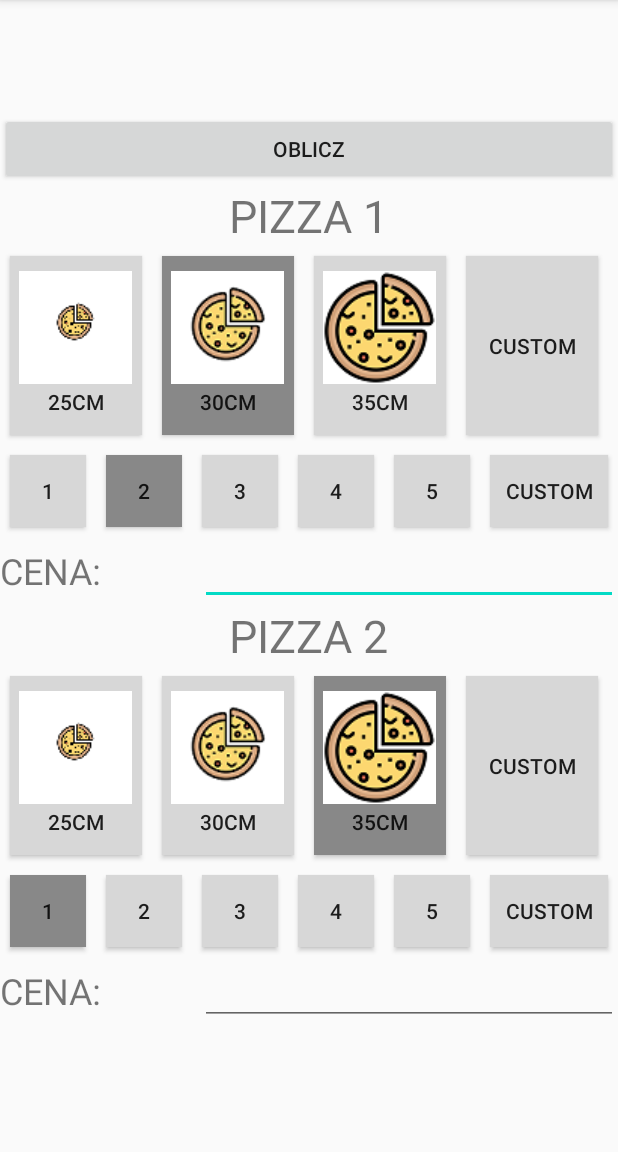
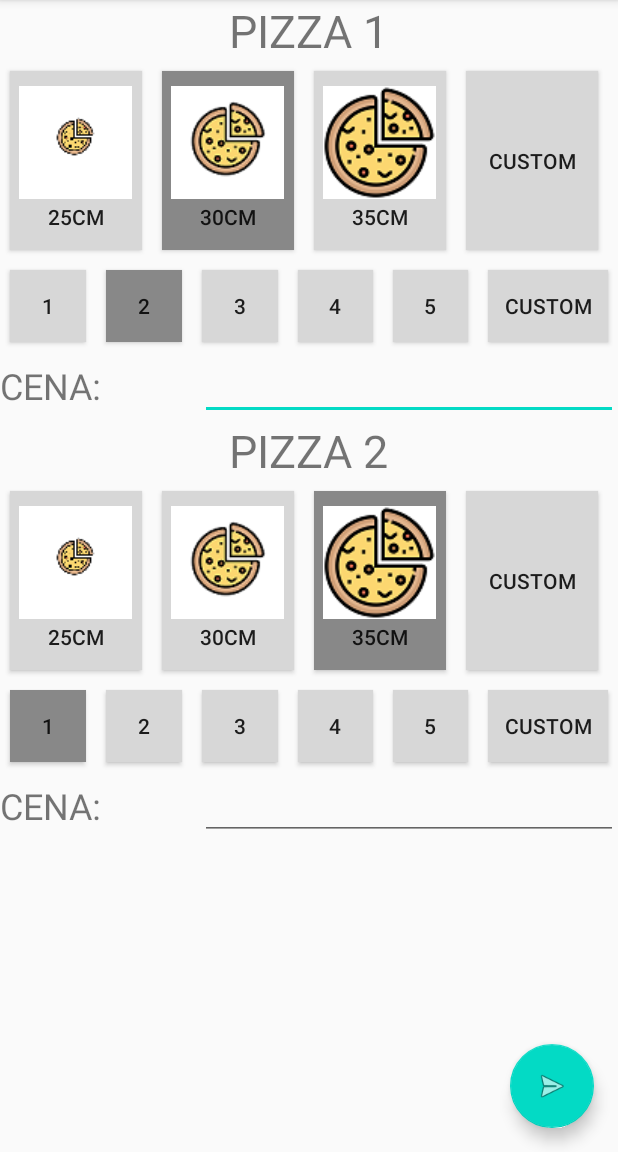
Before and after one commit to michalorlinskidev/pizza-calculator, an Android app: the screen it shows after launch (MainActivity), on a phone screen of 412 x 824 dp, the part 84-1236 px from its top. Run offline under Robolectric (Android 15) with nearby library versions, the phone set to English and light mode, and no system bars.

Commit message:
price NumberFormatException & floating action button priceCalc & AlertDialog

```diff
--- a/app/src/main/res/layout/activity_main.xml
+++ b/app/src/main/res/layout/activity_main.xml
@@ -1,31 +1,21 @@
 <?xml version="1.0" encoding="utf-8"?>
 <androidx.constraintlayout.widget.ConstraintLayout xmlns:android="http://schemas.android.com/apk/res/android"
     xmlns:app="http://schemas.android.com/apk/res-auto"
+    xmlns:tools="http://schemas.android.com/tools"
     android:id="@+id/container"
     android:layout_width="match_parent"
-    android:layout_height="match_parent"
-    android:paddingTop="?attr/actionBarSize">
+    android:layout_height="match_parent">
 
     <ScrollView
         android:layout_width="fill_parent"
-        android:layout_height="wrap_content"
-        app:layout_constraintTop_toTopOf="parent">
+        android:layout_height="fill_parent"
+        app:layout_constraintTop_toTopOf="parent"
+        tools:layout_editor_absoluteX="30dp">
 
         <LinearLayout
             android:layout_width="match_parent"
             android:layout_height="wrap_content"
             android:orientation="vertical">
-
-            <TextView
-                android:id="@+id/pizzaCalcResult"
-                android:layout_width="match_parent"
-                android:layout_height="wrap_content" />
-
-            <Button
-                android:id="@+id/pizzaCalc"
-                android:layout_width="match_parent"
-                android:layout_height="wrap_content"
-                android:text="Oblicz" />
 
             <LinearLayout
                 android:layout_width="match_parent"
@@ -131,7 +121,7 @@
                         android:layout_width="wrap_content"
                         android:layout_height="wrap_content"
                         android:layout_margin="10px"
-                        android:layout_weight="0.25"
+                        android:layout_weight="0.20"
                         android:text="CUSTOM" />
                 </LinearLayout>
 
@@ -265,7 +255,7 @@
                         android:layout_width="wrap_content"
                         android:layout_height="wrap_content"
                         android:layout_margin="10px"
-                        android:layout_weight="0.25"
+                        android:layout_weight="0.2"
                         android:text="CUSTOM" />
                 </LinearLayout>
 
@@ -298,4 +288,15 @@
         </LinearLayout>
     </ScrollView>
 
+    <com.google.android.material.floatingactionbutton.FloatingActionButton
+        android:id="@+id/pizzaCalc"
+        android:layout_width="wrap_content"
+        android:layout_height="wrap_content"
+        android:layout_gravity="end|bottom"
+        android:layout_margin="16dp"
+        android:contentDescription="OBLICZ"
+        android:src="@android:drawable/ic_menu_send"
+        app:layout_constraintBottom_toBottomOf="parent"
+        app:layout_constraintEnd_toEndOf="parent" />
+
 </androidx.constraintlayout.widget.ConstraintLayout>
```
Also changed, not shown: app/src/main/java/pl/morlinski/pizza_calculator/MainActivity.java (+15 -6 lines), app/src/main/java/pl/morlinski/pizza_calculator/Pizza.java (+7 -3 lines), app/src/main/java/pl/morlinski/pizza_calculator/PizzaView.java (+8 -1 lines).
